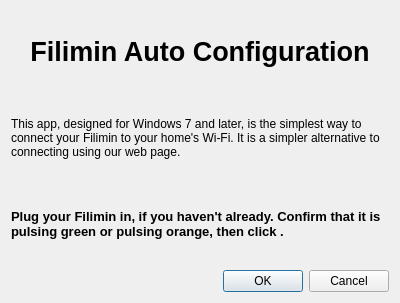
Old version of the form introWindow.ui in the repository Filimin/filiminWindowsAutoConfig.
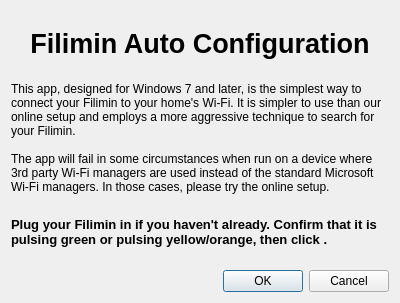
New version of the form.

Commit message: yikes this appears to be the released version that was never committed. Changes appear to be mostly wording and some logic to be persistent about checking to see if we really can connect to the lamp

Diff of the .ui file:
```diff
--- a/introWindow.ui
+++ b/introWindow.ui
@@ -54,7 +54,7 @@
      <item>
       <widget class="QLabel" name="label_2">
        <property name="text">
-        <string>This app, designed for Windows 7 and later, is the simplest way to connect your Filimin to your home's Wi-Fi. It is a simpler alternative to connecting using our web page.</string>
+        <string>This app, designed for Windows 7 and later, is the simplest way to connect your Filimin to your home's Wi-Fi. It is simpler to use than our online setup and employs a more aggressive technique to search for your Filimin.&lt;br /&gt;&lt;br /&gt;The app will fail in some circumstances when run on a device where 3rd party Wi-Fi managers are used instead of the standard Microsoft Wi-Fi managers. In those cases, please try the online setup.</string>
        </property>
        <property name="wordWrap">
         <bool>true</bool>
@@ -72,7 +72,7 @@
         </font>
        </property>
        <property name="text">
-        <string>Plug your Filimin in, if you haven't already. Confirm that it is pulsing green or pulsing orange, then click &lt;OK&gt;.</string>
+        <string>Plug your Filimin in if you haven't already. Confirm that it is pulsing green or pulsing yellow/orange, then click &lt;OK&gt;.</string>
        </property>
        <property name="wordWrap">
         <bool>true</bool>
```
The commit also changes 6 other files.
